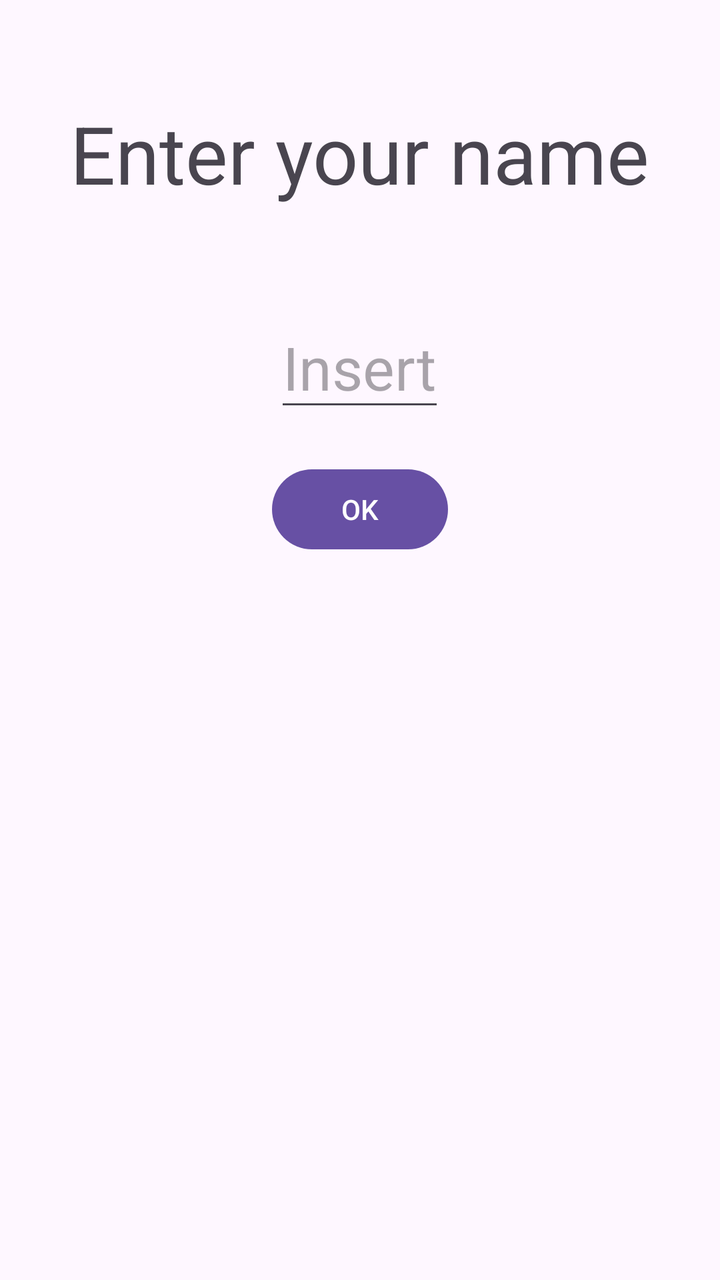
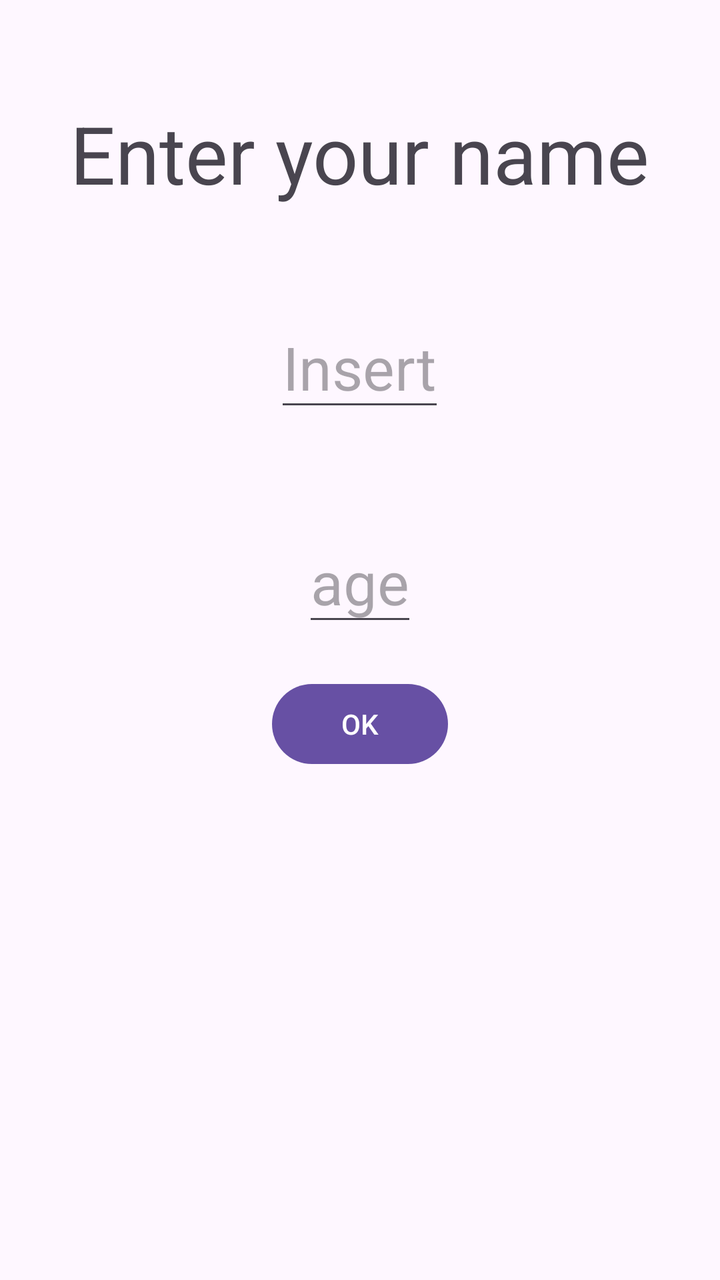

Compare the two renders of this Android layout. The source of the first and the diff that turns it into the second are given below.
<!-- AndroidManifest.xml: application theme Theme.Matching -->
<!-- res/layout/activity_insertname.xml -->
<?xml version="1.0" encoding="utf-8"?>
<androidx.appcompat.widget.LinearLayoutCompat xmlns:android="http://schemas.android.com/apk/res/android"
    xmlns:app="http://schemas.android.com/apk/res-auto"
    xmlns:tools="http://schemas.android.com/tools"
    android:id="@+id/main"
    android:layout_width="match_parent"
    android:layout_height="match_parent"
    tools:context=".insertname"
    android:orientation="vertical">

    <TextView
        android:layout_width="wrap_content"
        android:layout_height="wrap_content"
        android:layout_gravity="center"
        android:text="Enter your name"
        android:textSize="40dp"
        android:layout_marginTop="50dp"
        >

    </TextView>


    <EditText
        android:id="@+id/insert1"
        android:layout_width="wrap_content"
        android:layout_height="wrap_content"
        android:layout_gravity="center"
        android:layout_marginTop="50dp"
        android:hint="Insert"
        android:textSize="30dp">


    </EditText>

    <Button
        android:id="@+id/BTOK"
        android:layout_width="wrap_content"
        android:layout_height="wrap_content"
        android:layout_gravity="center"
        android:layout_marginTop="20dp"


        android:text="OK">


    </Button>

</androidx.appcompat.widget.LinearLayoutCompat>
<!-- resources referenced by this layout -->
<resources>
  <style name="Theme.Matching" parent="Base.Theme.Matching" />
  <style name="Base.Theme.Matching" parent="Theme.Material3.DayNight.NoActionBar">
          
          
      </style>
</resources>

<!-- the commit's change to res/layout/activity_insertname.xml (unified diff, before → after) -->
@@ -32,6 +32,17 @@
 
     </EditText>
 
+    <EditText
+        android:id="@+id/insert3"
+        android:layout_width="wrap_content"
+        android:layout_height="wrap_content"
+        android:layout_gravity="center"
+        android:layout_marginTop="50dp"
+        android:hint="age"
+        android:textSize="30dp">
+
+    </EditText>
+
     <Button
         android:id="@+id/BTOK"
         android:layout_width="wrap_content"
